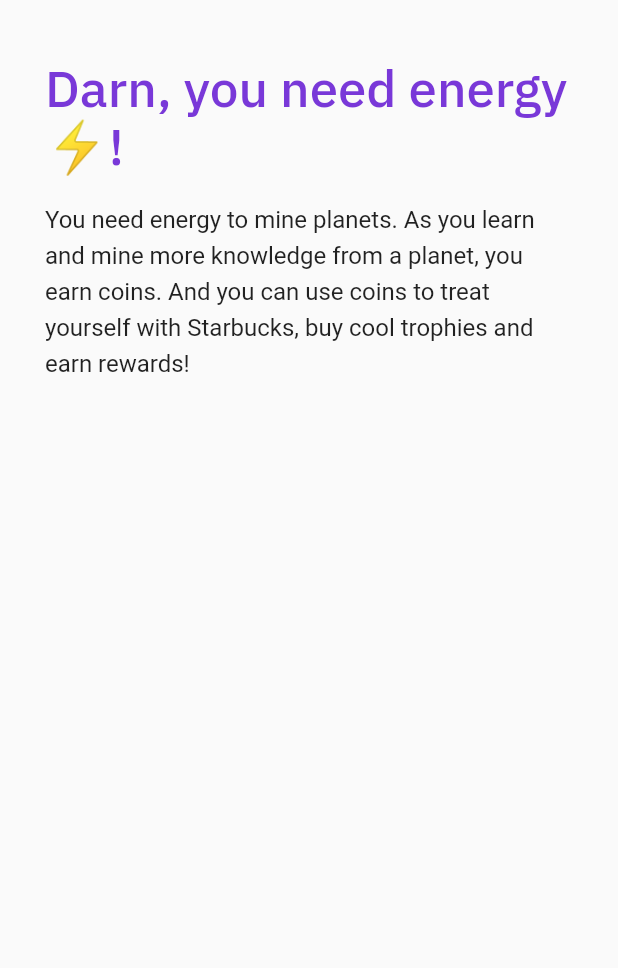
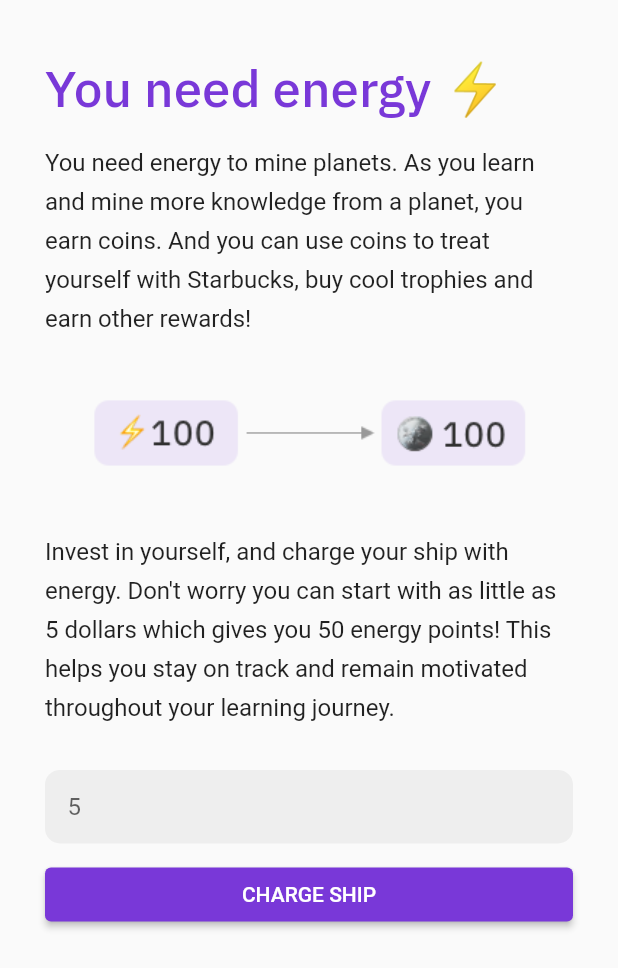
Before and after one commit to axiomacademy/solo, a Flutter app: the EnergyPage widget shown alone on an empty page, opened directly, on a phone screen of 412 x 824 dp. Shown: the top 968 px of the screen. Run offline on Flutter 3.47's test engine with Material 2 defaults, Android fonts, the phone set to English and light mode, and no system bars; our stand-ins replace firebase_auth, firebase_core, flutter_svg, google_sign_in, smooth_page_indicator; missing offline and left inert: firebase_auth_web, firebase_core_web, google_sign_in_web, selectable_container; accounts and stored records are empty.

Commit message:
feat: finished onboarding flow

```diff
--- a/lib/pages/register.dart
+++ b/lib/pages/register.dart
@@ -20,7 +20,7 @@ class EnergyPage extends StatelessWidget {
                         children: [
                       Container(
                           margin: EdgeInsets.only(top: 10.0),
-                          child: Text("Darn, you need energy ⚡!",
+                          child: Text("You need energy ⚡",
                               style: Theme.of(context)
                                   .primaryTextTheme
                                   .headline4
@@ -28,13 +28,62 @@ class EnergyPage extends StatelessWidget {
                                       height: 1.15,
                                       fontWeight: FontWeight.w500))),
                       Container(
-                          margin: EdgeInsets.only(top: 15.0),
+                          margin: EdgeInsets.only(top: 15.0, bottom: 10.0),
                           child: Text(
-                              "You need energy to mine planets. As you learn and mine more knowledge from a planet, you earn coins. And you can use coins to treat yourself with Starbucks, buy cool trophies and earn rewards!",
+                              "You need energy to mine planets. As you learn and mine more knowledge from a planet, you earn coins. And you can use coins to treat yourself with Starbucks, buy cool trophies and earn other rewards!",
                               style: Theme.of(context)
                                   .textTheme
                                   .subtitle1
-                                  ?.copyWith(height: 1.5))),
+                                  ?.copyWith(height: 1.6))),
+                      Image(image: AssetImage('assets/img/convert.png')),
+                      Container(
+                          margin: EdgeInsets.only(top: 10.0),
+                          child: Text(
+                              "Invest in yourself, and charge your ship with energy. Don't worry you can start with as little as 5 dollars which gives you 50 energy points! This helps you stay on track and remain motivated throughout your learning journey.",
+                              style: Theme.of(context)
+                                  .textTheme
+                                  .subtitle1
+                                  ?.copyWith(height: 1.6))),
+                      Container(
+                          margin: EdgeInsets.only(top: 30.0),
+                          child: TextFormField(
+                            cursorColor: Theme.of(context).primaryColor,
+                            decoration: InputDecoration(
+                              isDense: true,
+                              filled: true,
+                              suffixText: "SGD",
+                              fillColor: Colors.grey[200],
+                              contentPadding: EdgeInsets.all(15),
+                              border: OutlineInputBorder(
+                                  borderSide: BorderSide.none,
+                                  borderRadius:
+                                      BorderRadius.all(Radius.circular(10.0))),
+                              focusedBorder: OutlineInputBorder(
+                                  borderSide: BorderSide(
+                                      width: 2.0,
+                                      color: Theme.of(context).primaryColor),
+                                  borderRadius:
+                                      BorderRadius.all(Radius.circular(10.0))),
+                              hintText: "5",
+                              hintStyle:
+                                  TextStyle(color: Theme.of(context).hintColor),
+                              focusColor: Theme.of(context).primaryColor,
+                            ),
+                          )),
+                      Container(
+                          margin: EdgeInsets.only(top: 10.0),
+                          child: ElevatedButton(
+                              onPressed: () {
+                                Navigator.of(context).push(PurposePage.route());
+                              },
+                              style: ElevatedButton.styleFrom(
+                                primary: Theme.of(context).primaryColor,
+                              ),
+                              child: Row(children: <Widget>[
+                                Spacer(),
+                                Text("CHARGE SHIP"),
+                                Spacer(),
+                              ])))
                     ])))));
   }
 }
@@ -119,7 +168,8 @@ class PurposePage extends StatelessWidget {
                           margin: EdgeInsets.only(top: 10.0),
                           child: ElevatedButton(
                               onPressed: () {
-                                Navigator.of(context).push(PurposePage.route());
+                                // Refer to google login and then push
+                                Navigator.of(context).push(EnergyPage.route());
                               },
                               style: ElevatedButton.styleFrom(
                                 primary: Theme.of(context).primaryColor,
--- a/pubspec.yaml
+++ b/pubspec.yaml
@@ -73,6 +73,7 @@ flutter:
     - ./assets/img/upskill.png
     - ./assets/img/self-learner.png
     - ./assets/img/purpose.png
+    - ./assets/img/convert.png
 
   # An image asset can refer to one or more resolution-specific "variants", see
   # https://flutter.dev/assets-and-images/#resolution-aware.
```
Also changed, not shown: assets/img/convert.png (added), lib/pages/home.dart (added).
